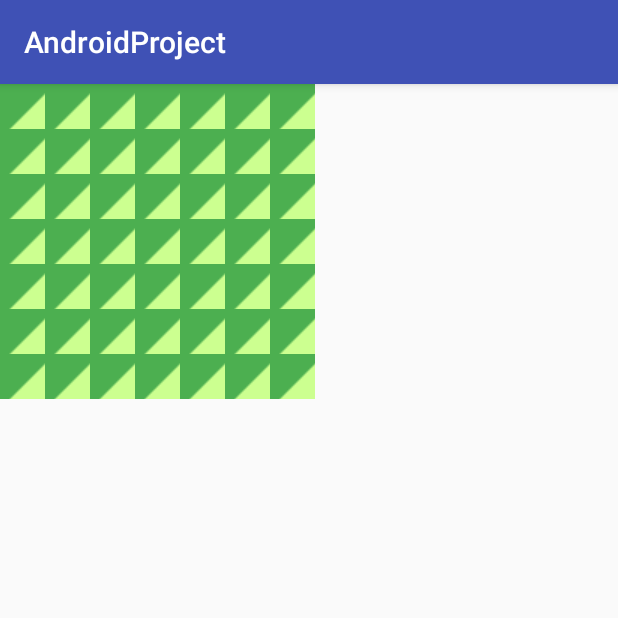
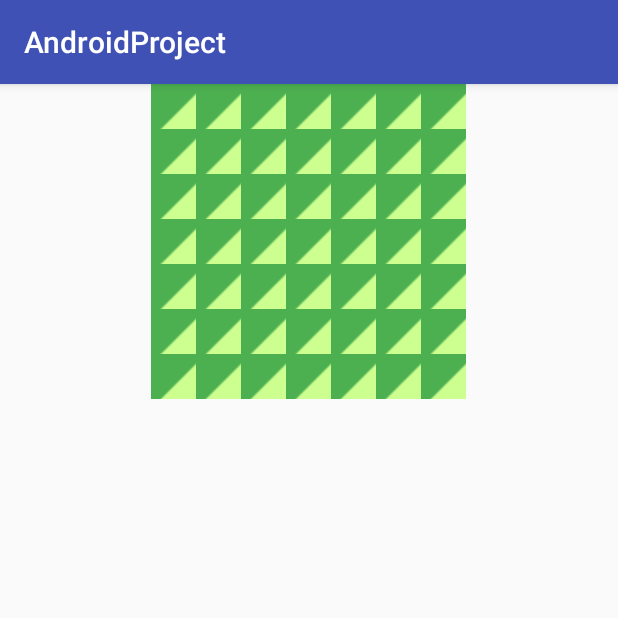
Before and after one commit to BastienLeduc/AndroidProject, an Android app: the screen it shows after launch (MainActivity), on a phone screen of 412 x 824 dp, the top half of it. Run offline under Robolectric (Android 15) with nearby library versions, the phone set to English and light mode, and no system bars.

Commit message:
GridCase ok

```diff
--- a/app/src/main/java/com/bldc/androidproject/Bille.java
+++ /dev/null
@@ -1,36 +0,0 @@
-package com.bldc.androidproject;
-
-import android.os.Bundle;
-import android.support.annotation.NonNull;
-import android.support.annotation.Nullable;
-import android.support.v4.app.Fragment;
-import android.view.LayoutInflater;
-import android.view.View;
-import android.view.ViewGroup;
-import android.widget.ImageButton;
-
-import java.util.ArrayList;
-
-public class Bille extends Fragment {
-    private ArrayList<ImageButton> listImageBille = null;
-
-    @Override
-    public View onCreateView(@NonNull LayoutInflater inflater, @Nullable ViewGroup container, @Nullable Bundle savedInstanceState) {
-        View view = inflater.inflate(R.layout.fragment_bille, container, false);
-        listImageBille = new ArrayList<>();
-        listImageBille.add((ImageButton) view.findViewById(R.id.imgBille1));
-        listImageBille.add((ImageButton) view.findViewById(R.id.imgBille2));
-        listImageBille.add((ImageButton) view.findViewById(R.id.imgBille3));
-        listImageBille.add((ImageButton) view.findViewById(R.id.imgBille4));
-        listImageBille.add((ImageButton) view.findViewById(R.id.imgBille5));
-        listImageBille.add((ImageButton) view.findViewById(R.id.imgBille6));
-        listImageBille.add((ImageButton) view.findViewById(R.id.imgBille7));
-        return view;
-    }
-
-    @Override
-    public void onResume() {
-        super.onResume();
-
-    }
-}
--- /dev/null
+++ b/app/src/main/java/com/bldc/androidproject/Case.java
@@ -0,0 +1,35 @@
+package com.bldc.androidproject;
+
+import android.os.Bundle;
+import android.support.annotation.NonNull;
+import android.support.annotation.Nullable;
+import android.support.v4.app.Fragment;
+import android.view.LayoutInflater;
+import android.view.View;
+import android.view.ViewGroup;
+import android.widget.ImageButton;
+
+public class Case extends Fragment {
+
+    private ImageButton imgCase = null;
+
+    @Override
+    public View onCreateView(@NonNull LayoutInflater inflater, @Nullable ViewGroup container, @Nullable Bundle savedInstanceState) {
+        View view = inflater.inflate(R.layout.fragment_case, container, false);
+        imgCase = (ImageButton) view.findViewById(R.id.imgcase);
+        return view;
+    }
+
+    @Override
+    public void onResume() {
+        super.onResume();
+
+        imgCase.setOnClickListener(new View.OnClickListener() {
+            @Override
+            public void onClick(View view) {
+                imgCase.setImageResource(R.drawable.test);
+            }
+        });
+
+    }
+}
--- a/app/src/main/java/com/bldc/androidproject/MainActivity.java
+++ b/app/src/main/java/com/bldc/androidproject/MainActivity.java
@@ -3,27 +3,32 @@ package com.bldc.androidproject;
 import android.support.v4.app.FragmentTransaction;
 import android.support.v7.app.AppCompatActivity;
 import android.os.Bundle;
+import android.widget.GridLayout;
 
 import java.util.ArrayList;
 
 public class MainActivity extends AppCompatActivity {
 
-    private ArrayList<Bille> listLigneBille;
-    private final int nbBille = 7;
+    private ArrayList<Case> listCase;
+    private final int nbCase = 49;
+    private GridLayout gridCase = null;
 
     @Override
     protected void onCreate(Bundle savedInstanceState) {
         super.onCreate(savedInstanceState);
         setContentView(R.layout.activity_main);
-        listLigneBille = new ArrayList<>();
-        createBille();
+        listCase = new ArrayList<>();
+        gridCase = (GridLayout)  findViewById(R.id.gridCase);
+        gridCase.setColumnCount(7);
+        gridCase.setRowCount(7);
+        createLigneCase();
     }
 
-    private void createBille() {
+    private void createLigneCase() {
         FragmentTransaction ft = getSupportFragmentManager().beginTransaction();
-        for(int i=0; i<nbBille ; i++) {
-            listLigneBille.add(new Bille());
-            ft.add(R.id.lineBille,listLigneBille.get(i));
+        for(int i=0; i<nbCase ; i++) {
+            listCase.add(new Case());
+            ft.add(R.id.gridCase,listCase.get(i));
         }
         ft.commit();
     }
--- a/app/src/main/res/layout/activity_main.xml
+++ b/app/src/main/res/layout/activity_main.xml
@@ -7,11 +7,11 @@
     android:focusableInTouchMode="true">
     tools:context=".MainActivity">
 
-    <LinearLayout
-        android:id="@+id/lineBille"
-        android:layout_width="match_parent"
-        android:layout_height="wrap_content"
-        android:orientation="vertical">
-    </LinearLayout>
+    <GridLayout
+        android:layout_gravity="center"
+        android:id="@+id/gridCase"
+        android:layout_width="wrap_content"
+        android:layout_height="wrap_content">
+    </GridLayout>
 
 </LinearLayout>
--- a/app/src/main/res/layout/fragment_bille.xml
+++ /dev/null
@@ -1,55 +0,0 @@
-<FrameLayout xmlns:android="http://schemas.android.com/apk/res/android"
-    xmlns:app="http://schemas.android.com/apk/res-auto"
-    xmlns:tools="http://schemas.android.com/tools"
-    android:layout_width="match_parent"
-    android:layout_height="match_parent">
-
-    <LinearLayout
-        android:layout_width="match_parent"
-        android:layout_height="match_parent">
-
-        <ImageButton
-            android:id="@+id/imgBille1"
-            android:layout_width="30dp"
-            android:layout_height="30dp"
-            app:srcCompat="@drawable/bille" />
-
-        <ImageButton
-            android:id="@+id/imgBille2"
-            android:layout_width="30dp"
-            android:layout_height="30dp"
-            app:srcCompat="@drawable/bille" />
-
-        <ImageButton
-            android:id="@+id/imgBille3"
-            android:layout_width="30dp"
-            android:layout_height="30dp"
-            app:srcCompat="@drawable/bille" />
-
-        <ImageButton
-            android:id="@+id/imgBille4"
-            android:layout_width="30dp"
-            android:layout_height="30dp"
-            app:srcCompat="@drawable/bille" />
-
-        <ImageButton
-            android:id="@+id/imgBille5"
-            android:layout_width="30dp"
-            android:layout_height="30dp"
-            app:srcCompat="@drawable/bille" />
-
-        <ImageButton
-            android:id="@+id/imgBille6"
-            android:layout_width="30dp"
-            android:layout_height="30dp"
-            app:srcCompat="@drawable/bille" />
-
-        <ImageButton
-            android:id="@+id/imgBille7"
-            android:layout_width="30dp"
-            android:layout_height="30dp"
-            app:srcCompat="@drawable/bille" />
-
-    </LinearLayout>
-
-</FrameLayout>
--- /dev/null
+++ b/app/src/main/res/layout/fragment_case.xml
@@ -0,0 +1,13 @@
+<FrameLayout xmlns:android="http://schemas.android.com/apk/res/android"
+    xmlns:app="http://schemas.android.com/apk/res-auto"
+    xmlns:tools="http://schemas.android.com/tools"
+    android:layout_width="match_parent"
+    android:layout_height="match_parent">
+
+    <ImageButton
+        android:id="@+id/imgcase"
+        android:layout_width="30dp"
+        android:layout_height="30dp"
+        app:srcCompat="@drawable/bille" />
+
+</FrameLayout>
```
Also changed, not shown: app/src/main/res/drawable/test.png (added).
